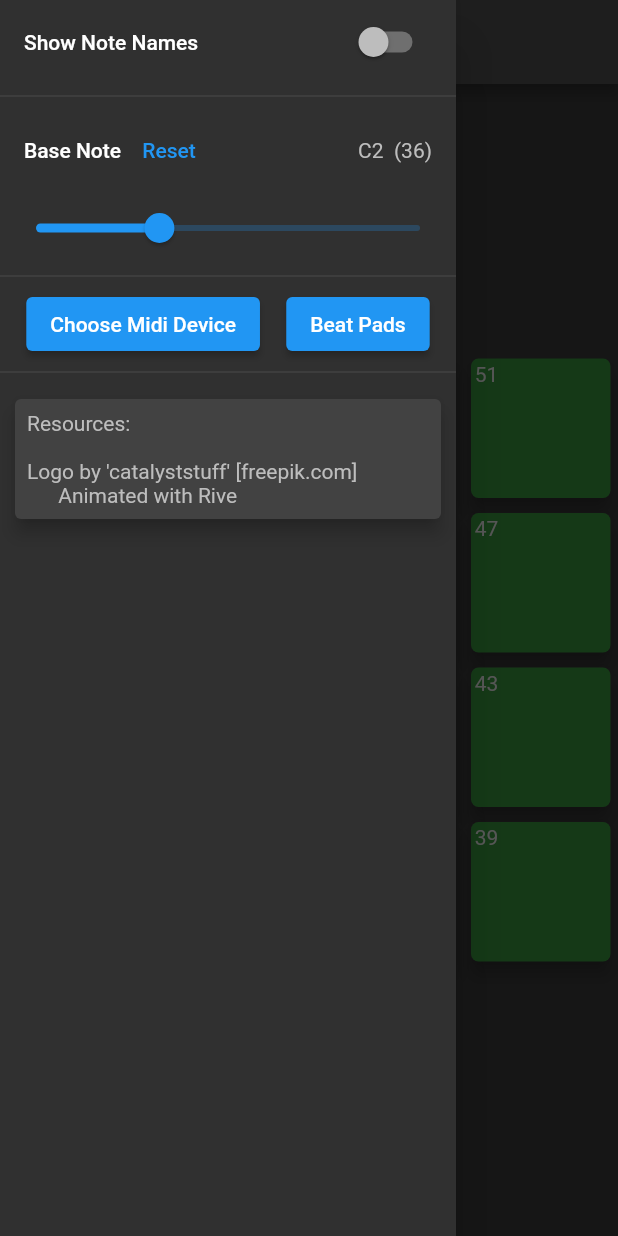
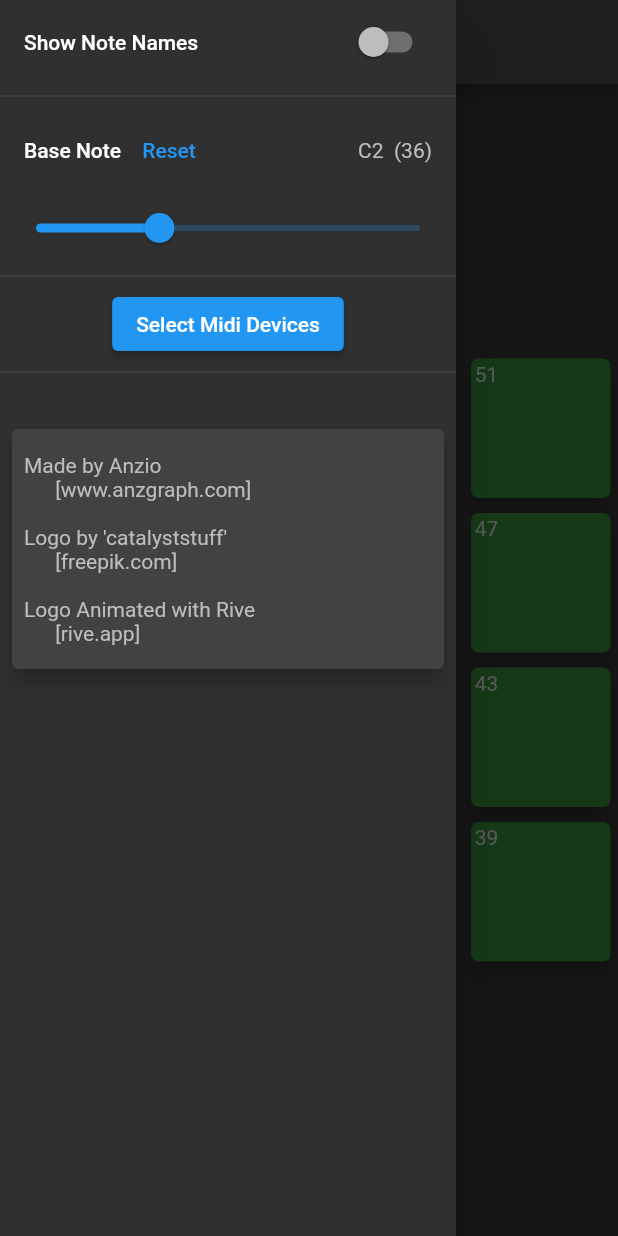
Before and after one commit to anzbert/beat_pads, a Flutter app: the SoundBoard screen opened directly, with the side drawer open, on a phone screen of 412 x 824 dp. Run offline on Flutter 3.47's test engine with Material 2 defaults, Android fonts, the light colour scheme and no system bars; our stand-ins replace animated_text_kit, rive; missing offline and left inert: flutter_midi_command.

Commit message:
app 0.1 working

```diff
--- a/lib/components/main_menu.dart
+++ b/lib/components/main_menu.dart
@@ -52,11 +52,8 @@ class MainMenu extends StatelessWidget {
             ),
             Divider(),
             Center(
-              child: Row(
-                mainAxisAlignment: MainAxisAlignment.spaceEvenly,
-                children: [
-                  ElevatedButton(
-                    child: Text("Choose Midi Device"),
+              child: ElevatedButton(
+                child: Text("Select Midi Devices"),
                 onPressed: () {
                   Navigator.pushReplacement(
                     context,
@@ -64,26 +61,22 @@ class MainMenu extends StatelessWidget {
                   );
                 },
               ),
-                  ElevatedButton(
-                    child: Text("Beat Pads"),
-                    onPressed: () {
-                      Navigator.push(
-                        context,
-                        MaterialPageRoute(builder: (context) => SoundBoard()),
-                      );
-                    },
-                  ),
-                ],
-              ),
             ),
             Divider(),
             Card(
-              margin: EdgeInsets.all(10),
+              margin: EdgeInsets.fromLTRB(8, 30, 8, 8),
               elevation: 5,
               child: Padding(
-                padding: const EdgeInsets.all(8.0),
-                child: Text(
-                    "Resources:\n\nLogo by 'catalyststuff' [freepik.com]\n      Animated with Rive"),
+                padding:
+                    const EdgeInsets.symmetric(horizontal: 8.0, vertical: 16),
+                child: Column(
+                  crossAxisAlignment: CrossAxisAlignment.start,
+                  children: [
+                    Text("Made by Anzio\n      [www.anzgraph.com]\n"),
+                    Text("Logo by 'catalyststuff'\n      [freepik.com]\n"),
+                    Text("Logo Animated with Rive\n      [rive.app]"),
+                  ],
+                ),
               ),
             )
           ],
--- a/lib/screens/soundboard_screen.dart
+++ b/lib/screens/soundboard_screen.dart
@@ -1,4 +1,5 @@
 import 'package:flutter/material.dart';
+import 'package:flutter/services.dart';
 import 'package:flutter_midi_command/flutter_midi_command_messages.dart';
 import 'package:flutter_sound_board/components/main_menu.dart';
 import 'package:flutter_sound_board/services/utils.dart';
```
Also changed, not shown: lib/screens/config_screen.dart (+49 -7 lines). Lines whose indentation alone changed are shown as unchanged.
